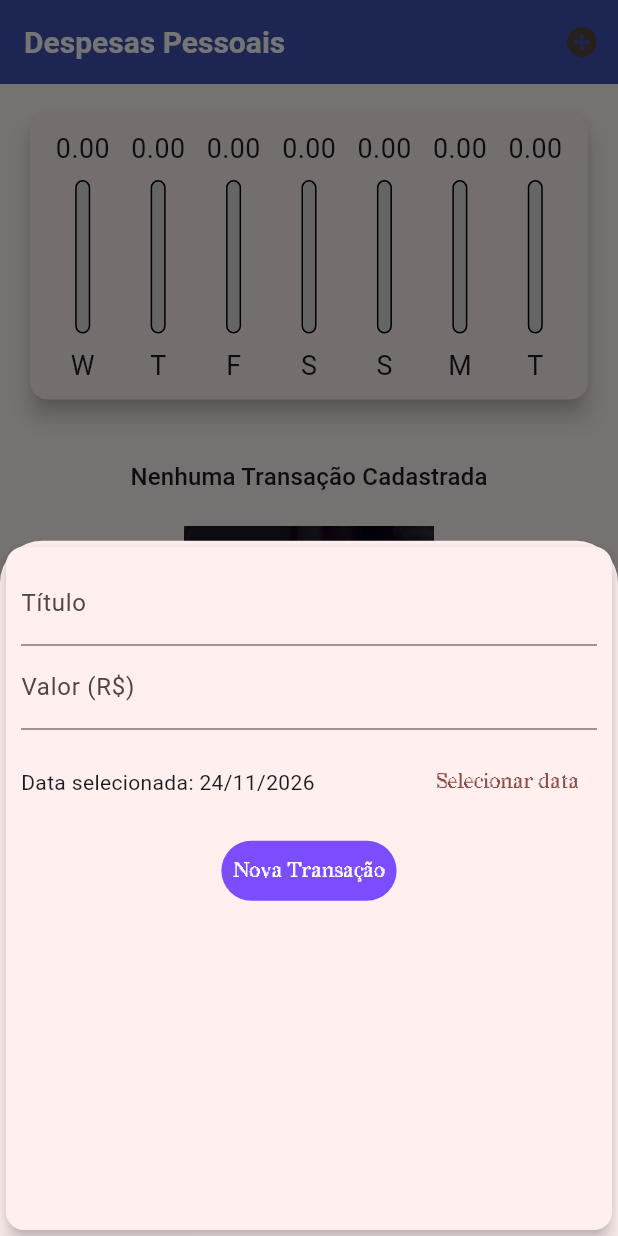
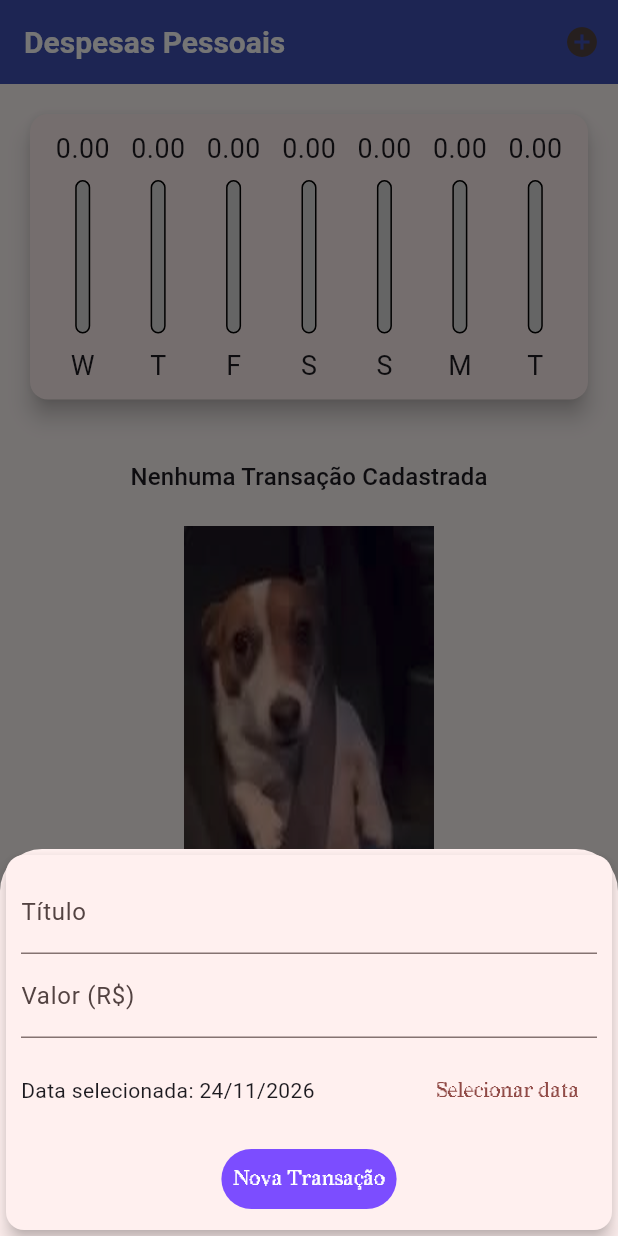
Before and after one commit to Aleystr/Flutter_Coder, a Flutter app: the screen it shows after launch, after a tap on the "add circle" icon, on a phone screen of 412 x 824 dp. Run offline on Flutter 3.47's test engine with Material 3 defaults, Android fonts, the phone set to English and light mode, and no system bars; missing offline and left inert: dart:ffi.

Commit message:
Cap de resposividade: Aproveitando larguras maiores

```diff
--- a/lib/components/Transaction_form.dart
+++ b/lib/components/Transaction_form.dart
@@ -46,10 +46,16 @@ class _TransactionFormState extends State<TransactionForm> {
 
   @override
   Widget build(BuildContext context) {
-    return Card(
+    return SingleChildScrollView(
+      child: Card(
             elevation: 5,
             child: Padding(
-            padding: const EdgeInsets.all(10),
+              padding: EdgeInsets.only(
+                top: 10,
+                right: 10,
+                left: 10,
+                bottom: 10 + MediaQuery.viewInsetsOf(context).bottom,
+              ),
               child: Column(
                 children: <Widget> [
                   TextField(
@@ -108,6 +114,7 @@ class _TransactionFormState extends State<TransactionForm> {
                 ]
               ),
             ),
+          ),
     );
       }
 }
--- a/lib/main.dart
+++ b/lib/main.dart
@@ -110,9 +110,19 @@ class _MyHomePageState extends State<MyHomePage> {
         ),
         backgroundColor: Colors.indigo,
         actions: <Widget> [
+          if (isLandScape)
+            IconButton(
+              icon: Icon(_showChart ? Icons.list : Icons.pie_chart),
+              onPressed: () {
+                setState(() {
+                  _showChart = !_showChart;
+                });
+              },
+            ),
           IconButton(
             onPressed: () => _openTransactionFormModal(context),
-            icon: Icon(Icons.add_circle_sharp))
+            icon: Icon(Icons.add_circle_sharp)
+          ),
         ],
       );
 
```
Lines whose indentation alone changed are shown as unchanged.
